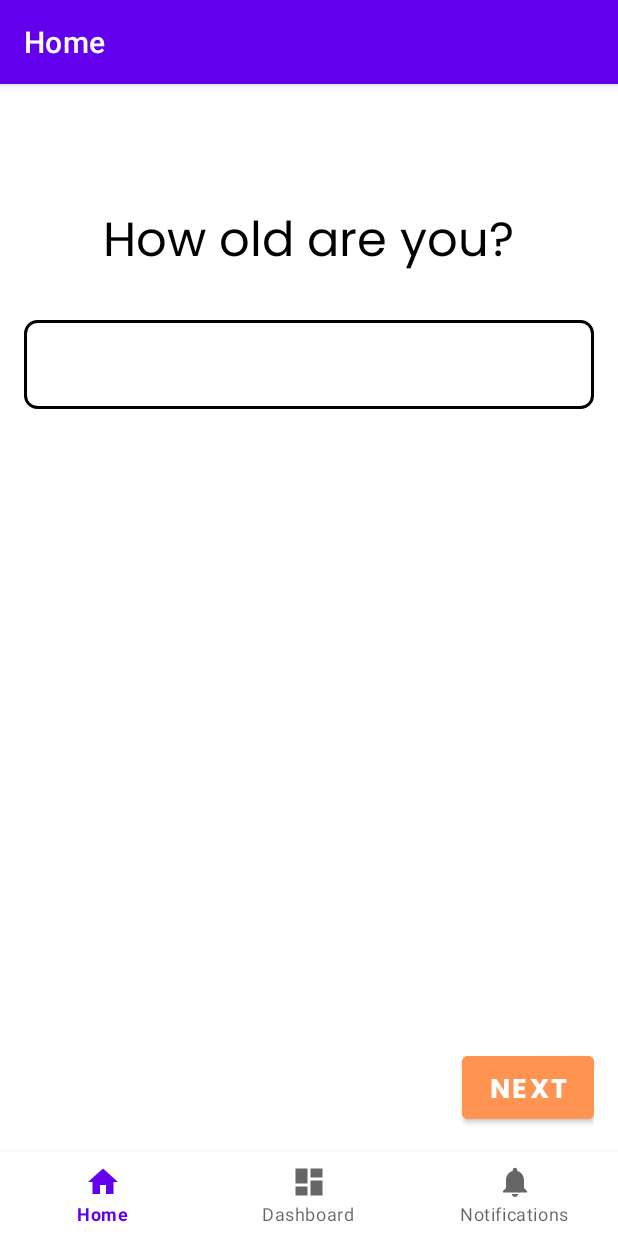
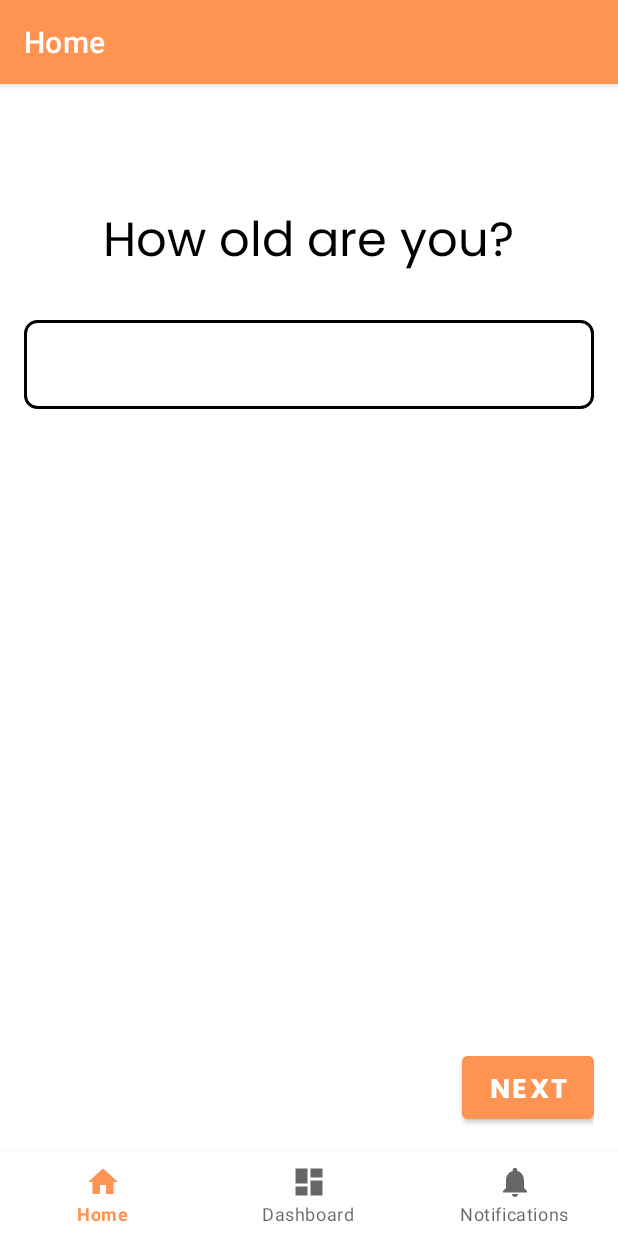
Before and after one commit to oussamaZAAM/Nutrilab-App, an Android app: the screen it shows after launch (MainActivity), on a phone screen of 412 x 824 dp. Run offline under Robolectric (Android 15) with nearby library versions, the phone set to English and light mode, and no system bars; our stand-ins replace navigation-ui.

Commit message:
changing upper section color to orange

```diff
--- a/app/src/main/res/values/colors.xml
+++ b/app/src/main/res/values/colors.xml
@@ -1,8 +1,8 @@
 <?xml version="1.0" encoding="utf-8"?>
 <resources>
-    <color name="purple_200">#FFBB86FC</color>
-    <color name="purple_500">#FF6200EE</color>
-    <color name="purple_700">#FF3700B3</color>
+    <color name="purple_200">#FFFF9351</color>
+    <color name="purple_500">#FFFF9351</color>
+    <color name="purple_700">#FFFF9351</color>
     <color name="teal_200">#FF03DAC5</color>
     <color name="teal_700">#FF018786</color>
     <color name="white">#FFFFFFFF</color>
```
